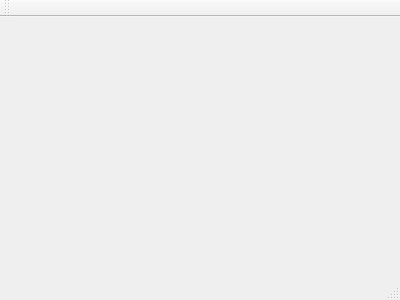
First picture: the form in DebugHelper/mainwindow.ui, repository abelHan/DebugHelper, before the edit.
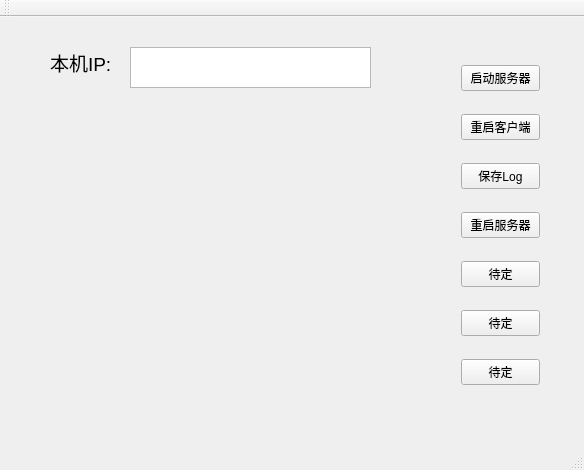
Second picture: the form after the edit.

```diff
--- a/DebugHelper/mainwindow.ui
+++ b/DebugHelper/mainwindow.ui
@@ -1,24 +1,134 @@
 <ui version="4.0">
  <class>MainWindow</class>
- <widget class="QMainWindow" name="MainWindow" >
-  <property name="geometry" >
+ <widget class="QMainWindow" name="MainWindow">
+  <property name="geometry">
    <rect>
     <x>0</x>
     <y>0</y>
-    <width>400</width>
-    <height>300</height>
+    <width>584</width>
+    <height>470</height>
    </rect>
   </property>
   <property name="windowTitle" >
    <string>MainWindow</string>
   </property>
-  <widget class="QMenuBar" name="menuBar" />
-  <widget class="QToolBar" name="mainToolBar" />
-  <widget class="QWidget" name="centralWidget" />
-  <widget class="QStatusBar" name="statusBar" />
+  <widget class="QWidget" name="centralWidget">
+   <widget class="QWidget" name="verticalLayoutWidget">
+    <property name="geometry">
+     <rect>
+      <x>450</x>
+      <y>20</y>
+      <width>101</width>
+      <height>381</height>
+     </rect>
+    </property>
+    <layout class="QVBoxLayout" name="verticalLayout">
+     <item>
+      <widget class="QPushButton" name="StartServer">
+       <property name="text">
+        <string>启动服务器</string>
+       </property>
+      </widget>
+     </item>
+     <item>
+      <widget class="QPushButton" name="RestartClient">
+       <property name="text">
+        <string>重启客户端</string>
+       </property>
+      </widget>
+     </item>
+     <item>
+      <widget class="QPushButton" name="SaveLog">
+       <property name="text">
+        <string>保存Log</string>
+       </property>
+      </widget>
+     </item>
+     <item>
+      <widget class="QPushButton" name="RestartServer">
+       <property name="text">
+        <string>重启服务器</string>
+       </property>
+      </widget>
+     </item>
+     <item>
+      <widget class="QPushButton" name="pushButton_3">
+       <property name="text">
+        <string>待定</string>
+       </property>
+      </widget>
+     </item>
+     <item>
+      <widget class="QPushButton" name="pushButton_6">
+       <property name="text">
+        <string>待定</string>
+       </property>
+      </widget>
+     </item>
+     <item>
+      <widget class="QPushButton" name="pushButton_7">
+       <property name="text">
+        <string>待定</string>
+       </property>
+      </widget>
+     </item>
+    </layout>
+   </widget>
+   <widget class="QLabel" name="label">
+    <property name="geometry">
+     <rect>
+      <x>50</x>
+      <y>30</y>
+      <width>71</width>
+      <height>31</height>
+     </rect>
+    </property>
+    <property name="font">
+     <font>
+      <pointsize>14</pointsize>
+     </font>
+    </property>
+    <property name="text">
+     <string>本机IP:</string>
+    </property>
+   </widget>
+   <widget class="QTextEdit" name="IPEditBox">
+    <property name="geometry">
+     <rect>
+      <x>130</x>
+      <y>30</y>
+      <width>241</width>
+      <height>41</height>
+     </rect>
+    </property>
+    <property name="font">
+     <font>
+      <pointsize>14</pointsize>
+     </font>
+    </property>
+   </widget>
+  </widget>
+  <widget class="QMenuBar" name="menuBar">
+   <property name="geometry">
+    <rect>
+     <x>0</x>
+     <y>0</y>
+     <width>584</width>
+     <height>23</height>
+    </rect>
+   </property>
+  </widget>
+  <widget class="QToolBar" name="mainToolBar">
+   <attribute name="toolBarArea">
+    <enum>TopToolBarArea</enum>
+   </attribute>
+   <attribute name="toolBarBreak">
+    <bool>false</bool>
+   </attribute>
+  </widget>
+  <widget class="QStatusBar" name="statusBar"/>
  </widget>
- <layoutDefault spacing="6" margin="11" />
- <pixmapfunction></pixmapfunction>
+ <layoutdefault spacing="6" margin="11"/>
  <resources/>
  <connections/>
 </ui>
```
Left out of the diff: 3 changed lines with no effect on the pictures.
